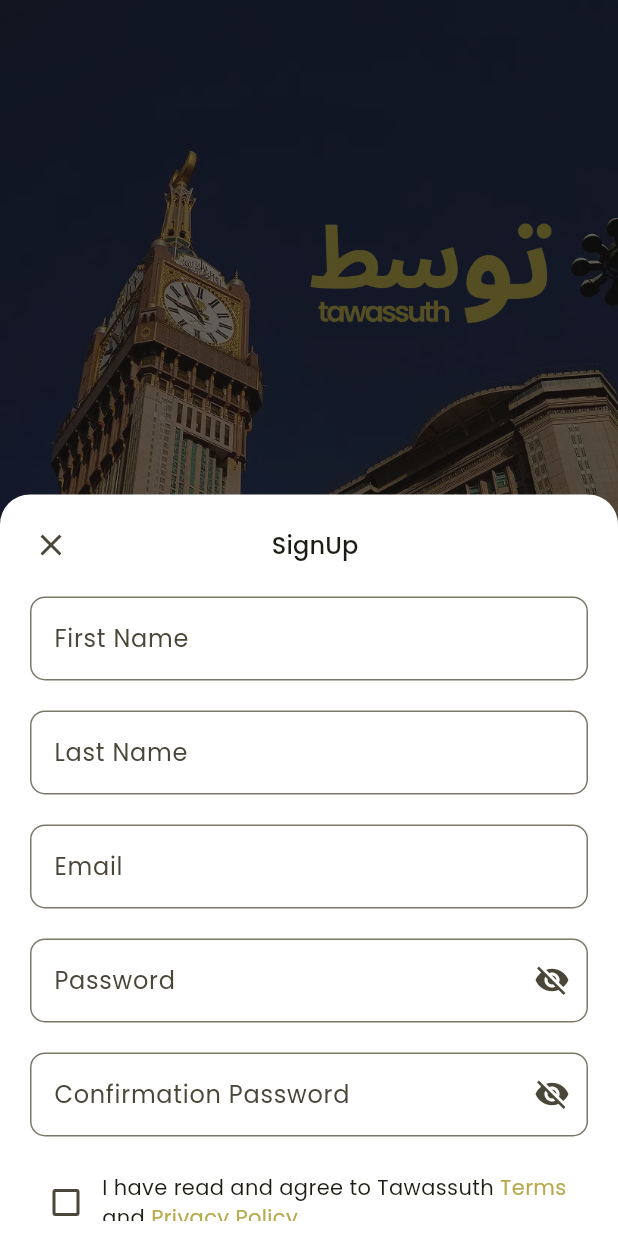
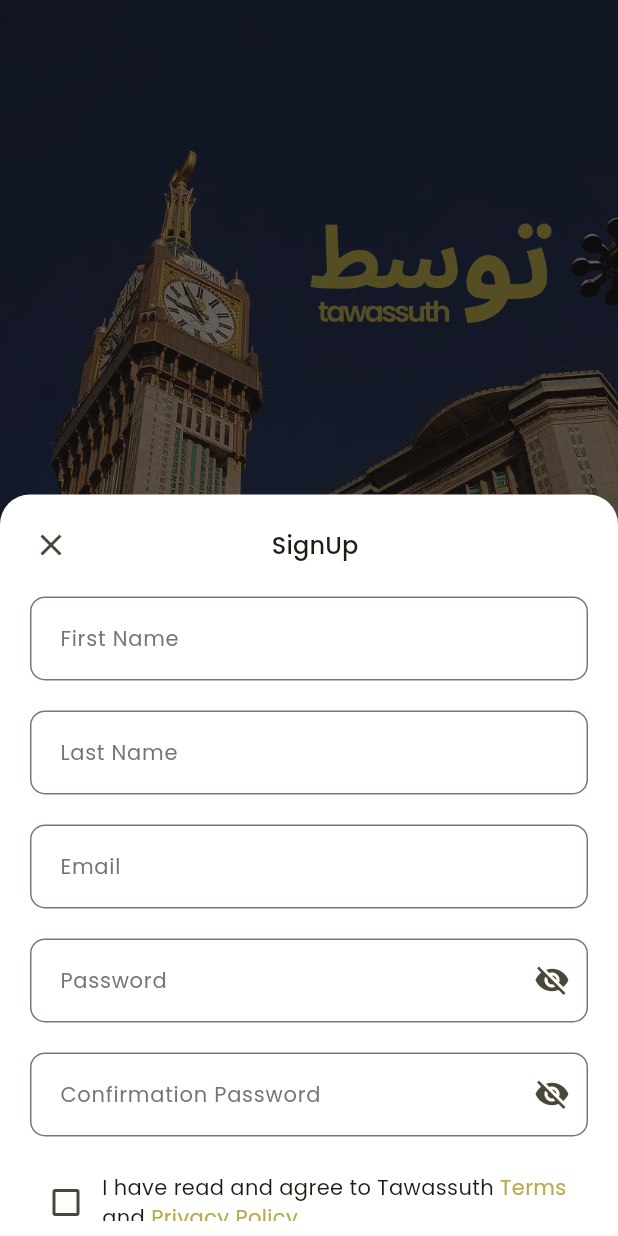
Before and after one commit to rrrozzaq/tawassuth-app, a Flutter app: the screen it shows after launch, after a tap on "Sign Up", on a phone screen of 412 x 824 dp. Run offline on Flutter 3.47's test engine with Material 3 defaults, Android fonts, the phone set to English and light mode, and no system bars; our stand-ins replace auto_route, flutter_svg.

Commit message:
fix : adjust text form field widget

```diff
--- a/lib/core/components/text_field/text_form_field.dart
+++ b/lib/core/components/text_field/text_form_field.dart
@@ -1,5 +1,6 @@
 import 'package:flutter/material.dart';
-import 'package:tawassuth/utils/color.dart';
+
+import '../../../utils/color.dart';
 
 class TTextFormField extends StatefulWidget {
   const TTextFormField({
@@ -30,17 +31,23 @@ class _TTextFormFieldState extends State<TTextFormField> {
       controller: widget.controller,
       obscureText: widget.isPassword ? _obscure : false,
       keyboardType: widget.keyboardType,
+      style: const TextStyle(fontSize: 16, fontWeight: FontWeight.w500),
       decoration: InputDecoration(
+        contentPadding: const EdgeInsets.symmetric(
+          vertical: 16,
+          horizontal: 16,
+        ),
         labelText: widget.label,
         floatingLabelBehavior: FloatingLabelBehavior.auto,
-        alignLabelWithHint: true,
-        border: OutlineInputBorder(borderRadius: BorderRadius.circular(10)),
+        border: OutlineInputBorder(
+          borderRadius: BorderRadius.circular(10),
+          borderSide: BorderSide(color: Colors.grey.shade400),
+        ),
         focusedBorder: OutlineInputBorder(
-          borderSide: BorderSide(
-            color: TColors.mainColor,
-          ), // bisa diganti sesuai tema
+          borderSide: BorderSide(color: TColors.mainColor, width: 1.8),
           borderRadius: BorderRadius.circular(10),
         ),
+        labelStyle: TextStyle(color: Colors.grey[600], fontSize: 14),
         suffixIcon:
             widget.isPassword
                 ? IconButton(
```
